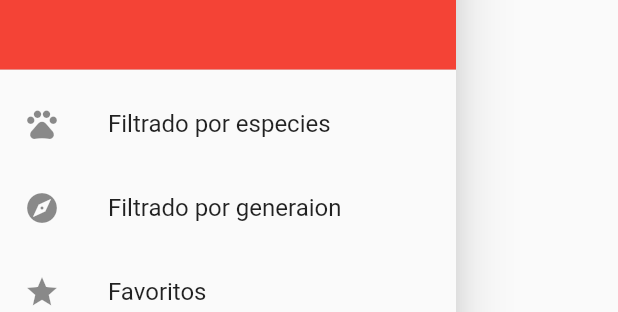
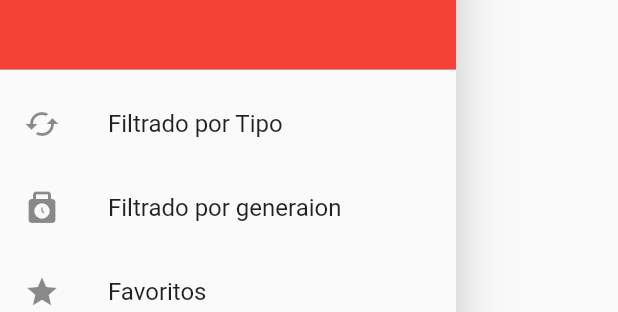
Before and after one commit to Bryant-RD/Pokedex-Flutter, a Flutter app: the MenuLateral widget shown alone on an empty page, opened directly, on a phone screen of 412 x 824 dp. Shown: the part 172-484 px from the top of the screen. Run offline on Flutter 3.47's test engine with Material 2 defaults, Android fonts, the phone set to English and light mode, and no system bars; network calls fail.

Commit message:
mejorando vistas 2.0

```diff
--- a/lib/pages/PokemoList.dart
+++ b/lib/pages/PokemoList.dart
@@ -3,8 +3,7 @@ import 'package:pokedex_final_proyect/Entitys/Pokemon.dart';
 import 'package:pokedex_final_proyect/Entitys/PokemonPage.dart';
 import 'package:pokedex_final_proyect/services/PokemonService.dart';
 import 'package:pokedex_final_proyect/widgets/ListItemPokemon.dart';
-import 'package:http/http.dart' as http;
-import 'dart:convert';
+
 
 class PokemonList extends StatefulWidget {
 
--- a/lib/widgets/MenuLateral.dart
+++ b/lib/widgets/MenuLateral.dart
@@ -21,8 +21,8 @@ class MenuLateral extends StatelessWidget {
               ),
             ),
           ),
-          itemFiltro(icono: Icons.pets, texto: 'Filtrado por especies'),
-          itemFiltro(icono: Icons.explore, texto: 'Filtrado por generaion'),
+          itemFiltro(icono: Icons.cached_sharp, texto: 'Filtrado por Tipo'),
+          itemFiltro(icono: Icons.punch_clock_rounded, texto: 'Filtrado por generaion'),
           itemFiltro(icono: Icons.star, texto: 'Favoritos'),
         ],
       ),
@@ -41,12 +41,21 @@ class itemFiltro extends StatelessWidget {
 
   @override
   Widget build(BuildContext context) {
-    return ListTile(
-      leading: Icon(icono), // Agrega un icono a la izquierda
-      title: Text(texto),
+    return InkWell(
       onTap: () {
-        // Agrega tu lógica de filtrado aquí
+        // Navigator.of(context).push(
+        //   MaterialPageRoute(
+        //     builder: (context) => ,
+        //   )
+        // );
       },
+      child: ListTile(
+        leading: Icon(icono), // Agrega un icono a la izquierda
+        title: Text(texto),
+        onTap: () {
+          // Agrega tu lógica de filtrado aquí
+        },
+      ),
     );
   }
 }
```
Also changed, not shown: lib/widgets/ListItemPokemon.dart (+13 -5 lines), assets/icon_types/Icon_Acero.png (added), assets/icon_types/Icon_Agua.png (added), assets/icon_types/Icon_Bicho.png (added), assets/icon_types/Icon_Fantasma.png (added), assets/icon_types/Icon_Hada.png (added), assets/icon_types/Icon_Hielo.png (added), assets/icon_types/Icon_Lucha.png (added), assets/icon_types/Icon_Normal.png (added), assets/icon_types/Icon_Planta.png (added), assets/icon_types/Icon_Psiquico.png (added), assets/icon_types/Icon_Roca.png (added), assets/icon_types/Icon_Siniestro.png (added), assets/icon_types/Icon_Tierra.png (added), 2 more files.
